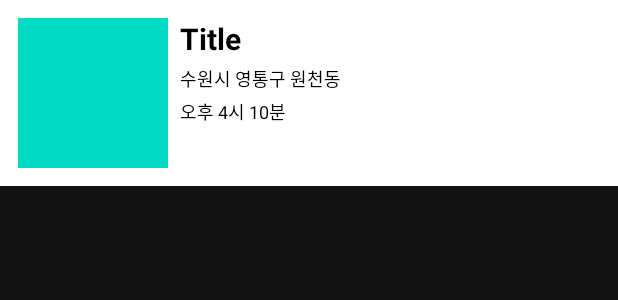
After one commit to 2023-Ajou-Capstone-Design/dreame-android, an Android app: the layout item_sharing.xml on its own in the app's theme, with its tools: preview values and no code run, on a phone screen of 412 x 824 dp. The commit adds this screen. Shown: the top 300 px of the screen. Run offline under Robolectric (Android 15) with nearby library versions, the phone set to English and light mode, and no system bars; network calls fail.

Commit message:
set view sharing

```diff
--- a/app/build.gradle
+++ b/app/build.gradle
@@ -86,4 +86,6 @@ dependencies {
 //    implementation("com.android.support:appcompat-v7:28.0.0")
 
     implementation("com.naver.maps:map-sdk:3.16.2")
+
+//    implementation "com.kakao.sdk:v2-user:2.13.0" // 카카오 로그인
 }
--- /dev/null
+++ b/app/src/main/res/drawable/baseline_add_24.xml
@@ -0,0 +1,5 @@
+<vector android:height="24dp" android:tint="#000000"
+    android:viewportHeight="24" android:viewportWidth="24"
+    android:width="24dp" xmlns:android="http://schemas.android.com/apk/res/android">
+    <path android:fillColor="@android:color/white" android:pathData="M19,13h-6v6h-2v-6H5v-2h6V5h2v6h6v2z"/>
+</vector>
--- /dev/null
+++ b/app/src/main/res/layout/item_sharing.xml
@@ -0,0 +1,53 @@
+<?xml version="1.0" encoding="utf-8"?>
+<androidx.constraintlayout.widget.ConstraintLayout xmlns:android="http://schemas.android.com/apk/res/android"
+    xmlns:app="http://schemas.android.com/apk/res-auto"
+    xmlns:tools="http://schemas.android.com/tools"
+    android:layout_width="match_parent"
+    android:layout_height="wrap_content"
+    android:background="@color/white"
+    android:padding="12dp">
+
+    <ImageView
+        android:id="@+id/sharingThumbnailImageView"
+        android:layout_width="100dp"
+        android:layout_height="100dp"
+        android:background="@color/teal_200"
+        app:layout_constraintBottom_toBottomOf="parent"
+        app:layout_constraintStart_toStartOf="parent"
+        app:layout_constraintTop_toTopOf="parent" />
+
+    <TextView
+        android:id="@+id/sharingTitleTextView"
+        android:layout_width="0dp"
+        android:layout_height="wrap_content"
+        android:layout_marginStart="8dp"
+        android:textColor="@color/black"
+        android:textSize="20sp"
+        android:textStyle="bold"
+        app:layout_constraintStart_toEndOf="@id/sharingThumbnailImageView"
+        app:layout_constraintTop_toTopOf="@id/sharingThumbnailImageView"
+        tools:text="Title" />
+
+    <TextView
+        android:id="@+id/sharingAddressTextView"
+        android:layout_width="0dp"
+        android:layout_height="wrap_content"
+        android:layout_marginTop="4dp"
+        android:textColor="@color/black"
+        android:textSize="12sp"
+        app:layout_constraintStart_toStartOf="@id/sharingTitleTextView"
+        app:layout_constraintTop_toBottomOf="@id/sharingTitleTextView"
+        tools:text="수원시 영통구 원천동" />
+
+    <TextView
+        android:id="@+id/sharingTimeTextView"
+        android:layout_width="0dp"
+        android:layout_height="wrap_content"
+        android:layout_marginTop="4dp"
+        android:textColor="@color/black"
+        android:textSize="12sp"
+        app:layout_constraintStart_toStartOf="@id/sharingAddressTextView"
+        app:layout_constraintTop_toBottomOf="@id/sharingAddressTextView"
+        tools:text="오후 4시 10분" />
+
+</androidx.constraintlayout.widget.ConstraintLayout>
--- a/settings.gradle
+++ b/settings.gradle
@@ -11,6 +11,7 @@ dependencyResolutionManagement {
         google()
         mavenCentral()
         maven {url "https://naver.jfrog.io/artifactory/maven/" }
+//        maven { url 'https://devrepo.kakao.com/nexus/content/groups/public/' }
     }
 }
 rootProject.name = "Dreami xml version"
```
Also changed, not shown: app/src/main/res/layout/activity_sharing.xml (+24 -1 lines).
